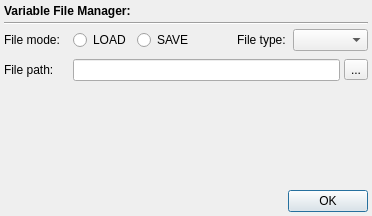
The window that designer/low/filemanager.ui (DTOcean/dtocean-app) describes before a commit, drawn with Qt 5.
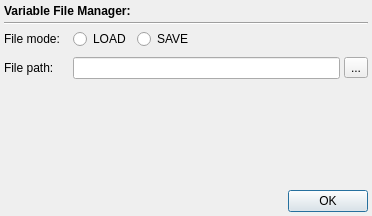
The same window after the commit.

Commit message: Remove extention selector on file manager and check in file dialog and upon action

```diff
--- a/designer/low/filemanager.ui
+++ b/designer/low/filemanager.ui
@@ -112,38 +112,6 @@
        </property>
       </spacer>
      </item>
-     <item>
-      <widget class="QLabel" name="label">
-       <property name="sizePolicy">
-        <sizepolicy hsizetype="Preferred" vsizetype="Fixed">
-         <horstretch>0</horstretch>
-         <verstretch>0</verstretch>
-        </sizepolicy>
-       </property>
-       <property name="minimumSize">
-        <size>
-         <width>60</width>
-         <height>0</height>
-        </size>
-       </property>
-       <property name="text">
-        <string>File type: </string>
-       </property>
-       <property name="alignment">
-        <set>Qt::AlignRight|Qt::AlignTrailing|Qt::AlignVCenter</set>
-       </property>
-      </widget>
-     </item>
-     <item>
-      <widget class="QComboBox" name="extBox">
-       <property name="minimumSize">
-        <size>
-         <width>75</width>
-         <height>0</height>
-        </size>
-       </property>
-      </widget>
-     </item>
     </layout>
    </item>
    <item>
```
The commit also changes 2 other files.
